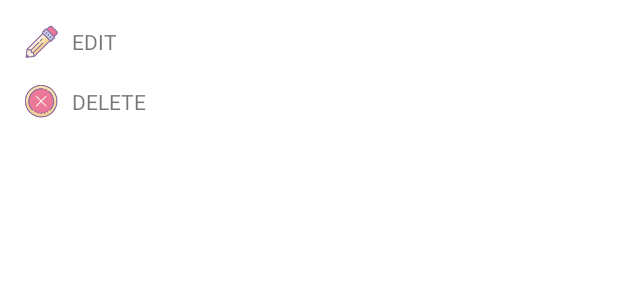
After one commit to yoesuv/android-room-example, an Android app: the layout popup_menu.xml on its own in the app's theme, with its tools: preview values and no code run, on a phone screen of 412 x 824 dp. The commit adds this screen. Shown: the top 300 px of the screen. Run offline under Robolectric (Android 15) with nearby library versions, the phone set to English and light mode, and no system bars.

Commit message:
:pencil: create dialog menu & update adapter

```diff
--- /dev/null
+++ b/app/src/main/res/layout/popup_menu.xml
@@ -0,0 +1,34 @@
+<?xml version="1.0" encoding="utf-8"?>
+<layout xmlns:android="http://schemas.android.com/apk/res/android">
+
+    <LinearLayout
+        android:orientation="vertical"
+        android:layout_width="match_parent"
+        android:layout_height="wrap_content"
+        android:padding="@dimen/item_task_margin">
+
+        <com.google.android.material.textview.MaterialTextView
+            android:id="@+id/tvEditTask"
+            android:layout_width="wrap_content"
+            android:layout_height="wrap_content"
+            android:padding="@dimen/item_task_margin"
+            android:gravity="center_vertical"
+            android:text="@string/button_task_edit"
+            android:drawablePadding="@dimen/item_task_margin"
+            android:drawableLeft="@drawable/ic_edit"
+            android:drawableStart="@drawable/ic_edit"/>
+
+        <com.google.android.material.textview.MaterialTextView
+            android:id="@+id/tvDeleteTask"
+            android:layout_width="wrap_content"
+            android:layout_height="wrap_content"
+            android:padding="@dimen/item_task_margin"
+            android:gravity="center_vertical"
+            android:text="@string/button_task_delete"
+            android:drawablePadding="@dimen/item_task_margin"
+            android:drawableLeft="@drawable/ic_delete_sign"
+            android:drawableStart="@drawable/ic_delete_sign"/>
+
+    </LinearLayout>
+
+</layout>
```
Also changed, not shown: app/src/main/java/com/yoesuv/androidroom/menu/task/AdapterOnClickListener.kt (deleted, +0 -10 lines), app/src/main/java/com/yoesuv/androidroom/menu/task/adapters/ListTaskAdapter.kt (+5 -21 lines), app/src/main/java/com/yoesuv/androidroom/menu/task/adapters/TaskViewHolder.kt (added, +28 -0 lines), app/src/main/java/com/yoesuv/androidroom/menu/task/viewmodels/ItemTaskViewModel.kt (+3 -14 lines), app/src/main/java/com/yoesuv/androidroom/menu/task/viewmodels/MainViewModel.kt (+0 -18 lines), app/src/main/java/com/yoesuv/androidroom/menu/task/views/MainActivity.kt (+13 -16 lines).
